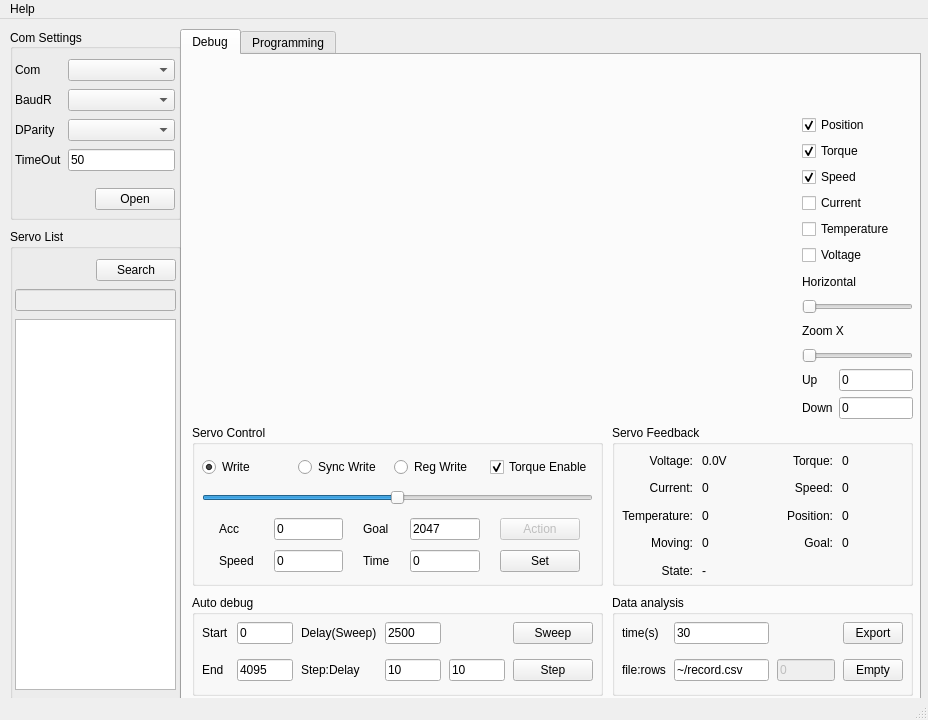
Qt form mainwindow.ui (dgmz/feetech-servo-tool) before a commit.
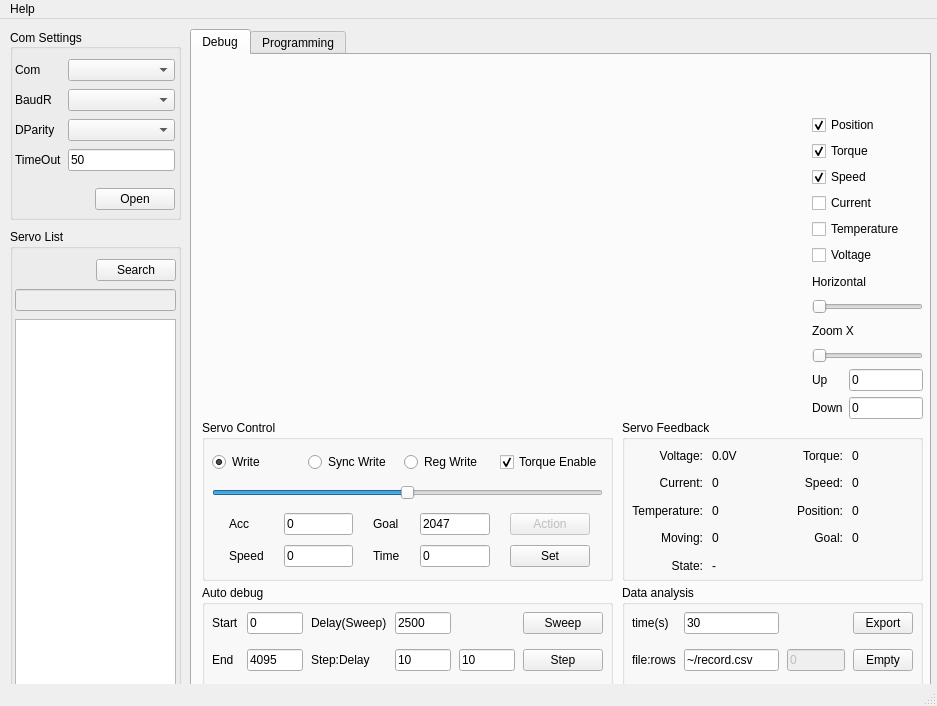
The same form after that commit. Custom widgets are drawn as their Qt base class.

```diff
--- a/mainwindow.ui
+++ b/mainwindow.ui
@@ -6,8 +6,8 @@
    <rect>
     <x>0</x>
     <y>0</y>
-    <width>928</width>
-    <height>720</height>
+    <width>937</width>
+    <height>706</height>
    </rect>
   </property>
   <property name="sizePolicy">
@@ -150,7 +150,7 @@
     </property>
     <property name="geometry">
      <rect>
-      <x>180</x>
+      <x>190</x>
       <y>10</y>
       <width>741</width>
       <height>671</height>
@@ -183,7 +183,7 @@
       <property name="geometry">
        <rect>
         <x>10</x>
-        <y>370</y>
+        <y>365</y>
         <width>411</width>
         <height>161</height>
        </rect>
@@ -375,7 +375,7 @@
       <property name="geometry">
        <rect>
         <x>10</x>
-        <y>540</y>
+        <y>530</y>
         <width>411</width>
         <height>101</height>
        </rect>
@@ -507,7 +507,7 @@
       <property name="geometry">
        <rect>
         <x>430</x>
-        <y>370</y>
+        <y>365</y>
         <width>301</width>
         <height>161</height>
        </rect>
@@ -703,7 +703,7 @@
       <property name="geometry">
        <rect>
         <x>430</x>
-        <y>540</y>
+        <y>530</y>
         <width>301</width>
         <height>101</height>
        </rect>
@@ -1192,7 +1192,7 @@
     <rect>
      <x>0</x>
      <y>0</y>
-     <width>928</width>
+     <width>937</width>
      <height>24</height>
     </rect>
    </property>
```
Left out of the diff: 3 changed lines with no effect on the pictures.
